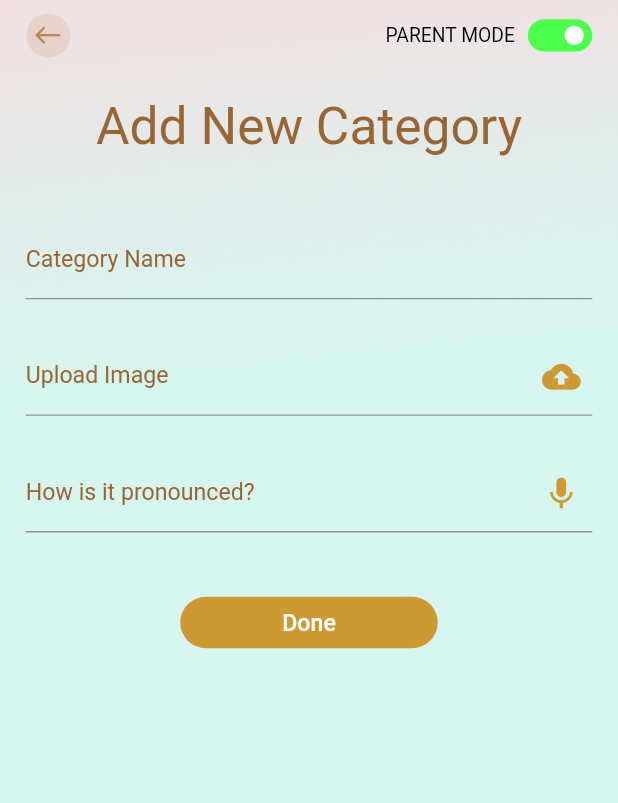
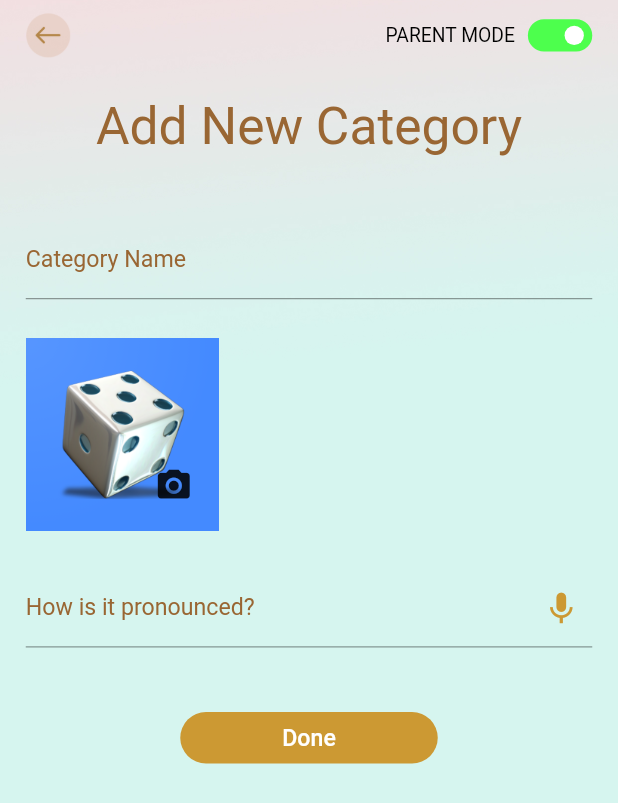
Before and after one commit to nadeeshapathiraja/asd_app_flutter, a Flutter app: the screen it shows after launch, on a phone screen of 412 x 824 dp. Shown: the top 803 px of the screen. Run offline on Flutter 3.47's test engine with Material 2 defaults, Android fonts, the phone set to English and light mode, and no system bars; drawn by our look-alikes of flutter_switch; our stand-ins replace animate_do, awesome_dialog, cloud_firestore, email_validator, firebase_auth, firebase_core and 4 more; missing offline and left inert: external_app_launcher; accounts and stored records are empty.

Commit message:
Chnage ui part

```diff
--- a/lib/views/category_screens/add_category.dart
+++ b/lib/views/category_screens/add_category.dart
@@ -93,26 +93,36 @@ class _AddCategoryState extends State<AddCategory> {
                       lableText: "Category Name",
                     ),
                     const SizedBox(height: 30),
-                    InkWell(
-                      onTap: () {},
-                      child: CustomInput(
-                        controller: _email,
-                        lableText: "Upload Image",
-                        iconBtn: IconButton(
-                          onPressed: () {
+                    Row(
+                      mainAxisAlignment: MainAxisAlignment.start,
+                      children: [
+                        InkWell(
+                          onTap: () {
                             showModalBottomSheet(
                               context: context,
                               builder: (builder) =>
                                   CustomBottomSheet(context: context),
                             );
                           },
-                          icon: Icon(
-                            Icons.cloud_upload,
-                            size: 30,
-                            color: primaryColor,
+                          child: Stack(
+                            children: [
+                              Image.asset(
+                                Constants.imageAssets("logo.png"),
+                                width: 150,
+                                height: 150,
+                              ),
+                              Positioned(
+                                bottom: 20,
+                                right: 20,
+                                child: Icon(
+                                  Icons.camera_alt,
+                                  size: 30,
+                                ),
+                              ),
+                            ],
                           ),
                         ),
-                      ),
+                      ],
                     ),
                     const SizedBox(height: 30),
                     CustomInput(
```
